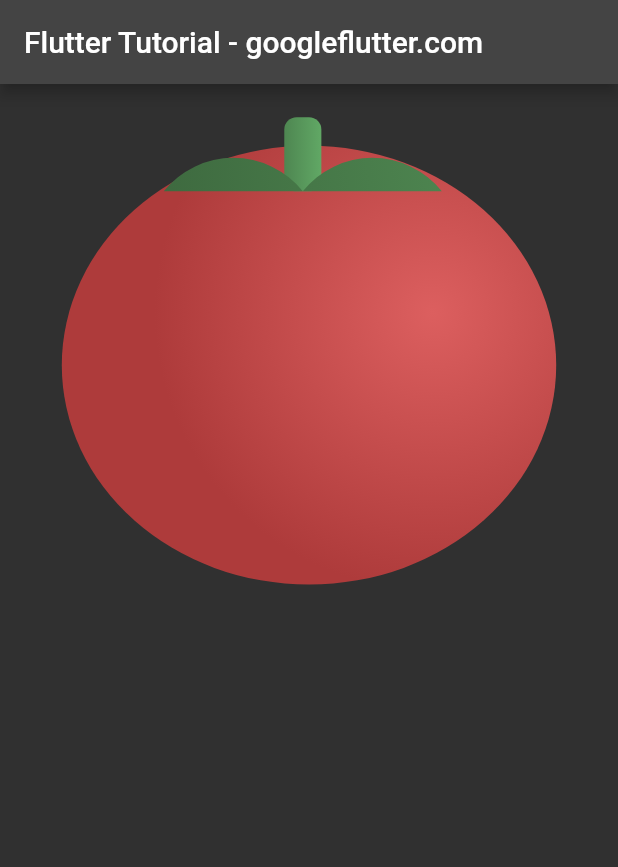
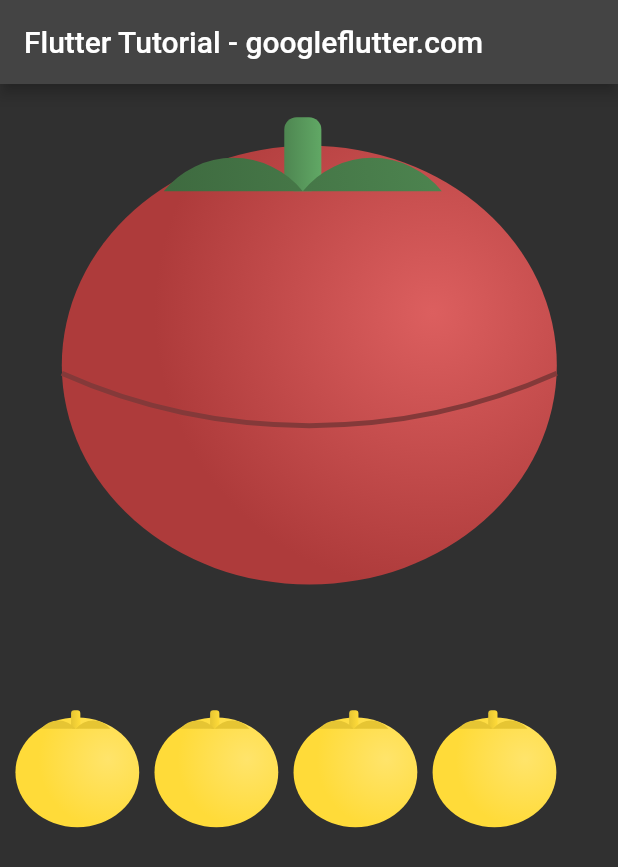
Before and after one commit to Kropie/pomodoro, a Flutter app: the screen it shows after launch, on a phone screen of 412 x 824 dp. Shown: the top 867 px of the screen. Run offline on Flutter 3.47's test engine with Material 2 defaults, Android fonts, the phone set to English and light mode, and no system bars.

```diff
--- a/lib/main.dart
+++ b/lib/main.dart
@@ -1,6 +1,7 @@
 import 'package:flutter/material.dart';
 
 import 'ui/tomato.dart';
+import 'ui/painting.dart';
 
 void main() {
   runApp(const MyApp());
@@ -37,18 +38,25 @@ class HomePageState extends State<HomePage> {
         children: <Widget>[
           SizedBox(
             width: MediaQuery.of(context).size.width,
-            height: MediaQuery.of(context).size.height,
+            height: MediaQuery.of(context).size.width,
             child: CustomPaint(
               painter: TomatoPainter(context, false),
             ),
           ),
           SizedBox(
-            width: MediaQuery.of(context).size.width / 15,
-            height: MediaQuery.of(context).size.height / 15,
+            width: MediaQuery.of(context).size.width,
+            height: MediaQuery.of(context).size.width,
             child: CustomPaint(
-              painter: TomatoPainter(context, false),
+              painter: TomatoPainter(
+                context,
+                false,
+                tomatoCount: 4,
+                colorOverride:
+                    PaintColor(const Color.fromARGB(255, 255, 219, 57)),
+                isTimer: false,
+              ),
             ),
-          )
+          ),
         ],
       ),
     );
--- /dev/null
+++ b/lib/ui/painting.dart
@@ -0,0 +1,28 @@
+import 'package:flutter/material.dart';
+
+class PaintColor {
+  final Color color;
+
+  PaintColor(this.color);
+
+  /// Darken a color by [percent] amount (100 = black)
+// ........................................................
+  Color darken([int percent = 10]) {
+    assert(1 <= percent && percent <= 100);
+    var f = 1 - percent / 100;
+    return Color.fromARGB(color.alpha, (color.red * f).round(),
+        (color.green * f).round(), (color.blue * f).round());
+  }
+
+  /// Lighten a color by [percent] amount (100 = white)
+// ........................................................
+  Color lighten([int percent = 10]) {
+    assert(1 <= percent && percent <= 100);
+    var p = percent / 100;
+    return Color.fromARGB(
+        color.alpha,
+        color.red + ((255 - color.red) * p).round(),
+        color.green + ((255 - color.green) * p).round(),
+        color.blue + ((255 - color.blue) * p).round());
+  }
+}
```
Also changed, not shown: lib/ui/tomato.dart (+48 -26 lines).
